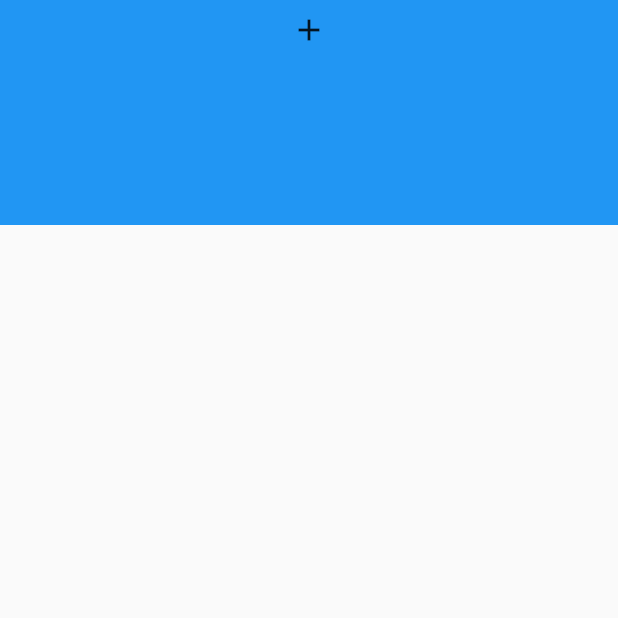
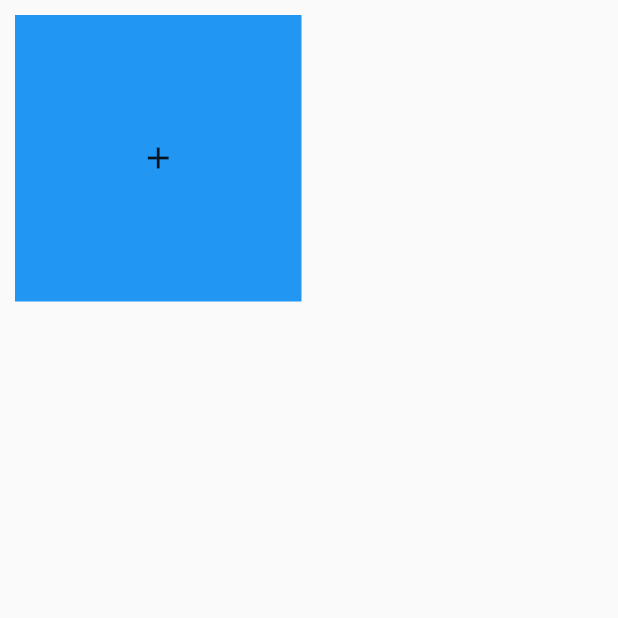
Before and after one commit to Kuma-deve/flutter_image_pic_ex, a Flutter app: the screen it shows after launch, after a tap on the "add" icon, on a phone screen of 412 x 824 dp, the top half of it. Run offline on Flutter 3.47's test engine with Material 2 defaults, Android fonts, the phone set to English and light mode, and no system bars; our stand-ins replace image_picker.

Commit message:
デザインの変更

```diff
--- a/lib/camera.model.dart
+++ b/lib/camera.model.dart
@@ -11,40 +11,41 @@ class Photo {
 }
 
 class CameraModel extends ChangeNotifier {
-  File? imageFile;
+  var imageFile;
   Uint8List webImage = Uint8List(10);
   final picker = ImagePicker();
-  var list = <Widget>[];
+  var widget_list = <Widget>[];
   List? url;
 
   void fetchWidget() {
-    list.add(
-      Container(
+    widget_list.add(
+      InkWell(
+        onTap: () async {
+          await pickImage();
+        },
+        child: Container(
           width: 150,
           height: 150,
           color: Colors.blue,
           child: Column(
             crossAxisAlignment: CrossAxisAlignment.center,
-          children: [
+            mainAxisAlignment: MainAxisAlignment.center,
+            children: const [
               Padding(
-              padding: const EdgeInsets.all(8.0),
-              child: InkWell(
-                child: const SizedBox(
+                padding: EdgeInsets.all(8.0),
+                child: SizedBox(
                   width: 100,
                   child: Icon(Icons.add_outlined),
-                ),
-                onTap: () async {
-                  await pickImage();
-                },
                 ),
               ),
             ],
           ),
         ),
+      ),
     );
   }
 
-  //listというwidgetのリストを作る
+  //widget_listというwidgetのリストを作る
   //画面初期化
   Future pickImage() async {
     if (!kIsWeb) {
@@ -53,8 +54,7 @@ class CameraModel extends ChangeNotifier {
 
       if (pickedFile != null) {
         imageFile = File(pickedFile.path);
-        //url!.add(imageFile!.path);
-        list.add(
+        widget_list.add(
           Image.file(imageFile!),
         );
         notifyListeners();
@@ -64,11 +64,9 @@ class CameraModel extends ChangeNotifier {
       XFile? pickedFile = await picker.pickImage(source: ImageSource.gallery);
       if (pickedFile != null) {
         var f = await pickedFile.readAsBytes();
-        imageFile = File("web");
-        webImage = f;
-        //url!.add(webImage);
-        list.add(
-          Image.memory(webImage),
+        imageFile = f;
+        widget_list.add(
+          Image.memory(imageFile),
         );
         notifyListeners();
       }
--- a/lib/main.dart
+++ b/lib/main.dart
@@ -16,7 +16,7 @@ class MyApp extends StatelessWidget {
       theme: ThemeData(
         primarySwatch: Colors.blue,
       ),
-      home: HomePage(),
+      home: const HomePage(),
     );
   }
 }
@@ -35,11 +35,12 @@ class _HomePageState extends State<HomePage> {
       create: (_) => CameraModel()..fetchWidget(),
       child: Scaffold(
         body: Consumer<CameraModel>(builder: (context, model, child) {
-          return ListView.builder(
-            itemCount: model.list.length,
-            itemBuilder: (BuildContext context, int index) {
-              return model.list[index];
-            },
+          return GridView.extent(
+            maxCrossAxisExtent: 200.0,
+            mainAxisSpacing: 10.0,
+            crossAxisSpacing: 10.0,
+            padding: const EdgeInsets.all(10.0),
+            children: model.widget_list,
           );
         }),
       ),
```
Lines whose indentation alone changed are shown as unchanged.
